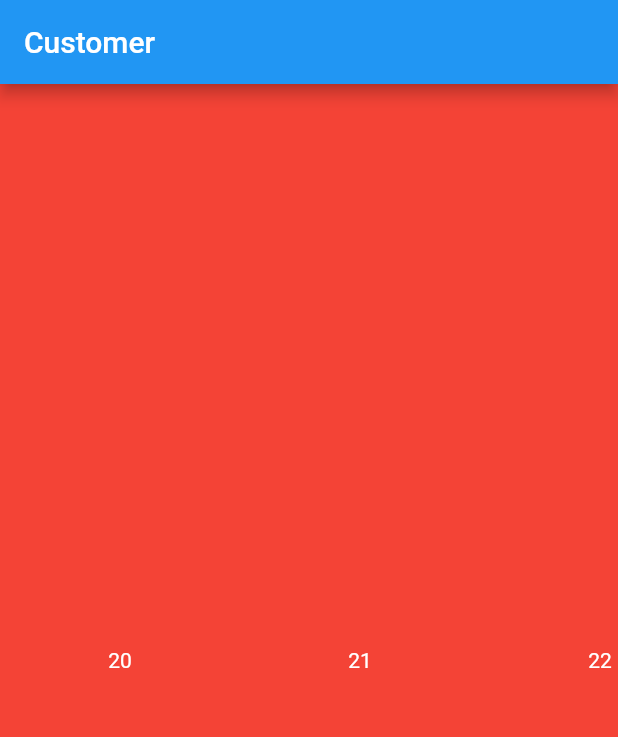
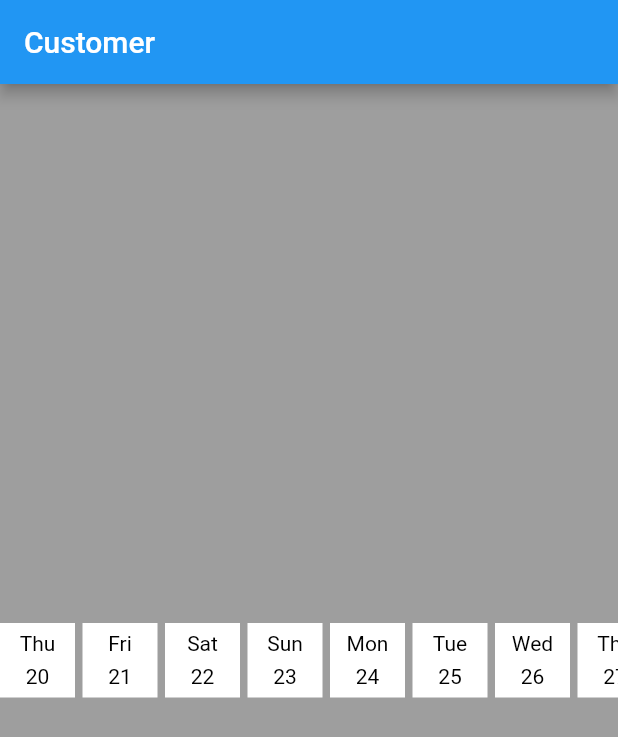
Before and after one commit to sreeramu/playground, a Flutter app: the screen it shows after launch, on a phone screen of 412 x 824 dp. Shown: the top 737 px of the screen. Run offline on Flutter 3.47's test engine with Material 2 defaults, Android fonts, the phone set to English and light mode, and no system bars; our stand-ins replace flutter_spinkit; missing offline and left inert: thermostat.

Commit message:
Update main.dart

```diff
--- a/lib/main.dart
+++ b/lib/main.dart
@@ -18,7 +18,7 @@ class AddCustomerForm extends StatefulWidget {
 }
 
 class _AddCustomerFormState extends State<AddCustomerForm> {
-  List<String> days = List<String>();
+  List<DayData> days = List<DayData>();
 
   @override
   void initState() {
@@ -27,7 +27,7 @@ class _AddCustomerFormState extends State<AddCustomerForm> {
     var oneDayDuration = Duration(days: 1);
     var fiftyDaysFromNow = today.add(new Duration(days: 50));
     while (today != fiftyDaysFromNow) {
-      days.add(today.day.toString());
+      days.add(DayData(today.day.toString(), false, today.weekday));
       today = today.add(oneDayDuration);
     }
   }
@@ -38,12 +38,15 @@ class _AddCustomerFormState extends State<AddCustomerForm> {
       appBar: AppBar(
         title: Text('Customer'),
       ),
+      backgroundColor: Colors.grey,
       body: Center(
+          child: Container(
+        height: 50.0,
         child: ListView(
             // This next line does the trick.
             scrollDirection: Axis.horizontal,
             children: getListWidget()),
-      ),
+      )),
     );
   }
 
@@ -51,16 +54,56 @@ class _AddCustomerFormState extends State<AddCustomerForm> {
     List<Widget> widgetList = List<Widget>();
     days.forEach((f) {
       widgetList.add(Container(
-        width: 160.0,
-        height: 50.0,
-        color: Colors.red,
-        alignment: Alignment.center,
-        child: Text(
-          f,
-          style: TextStyle(color: Colors.white),
-        ),
-      ));
+          width: 50.0,
+          height: 50.0,
+          margin: EdgeInsets.only(right: 5.0),
+          color: Colors.white,
+          alignment: Alignment.center,
+          child: Column(
+            mainAxisAlignment: MainAxisAlignment.spaceEvenly,
+            children: <Widget>[
+              Text(
+                f.dayWord,
+                style: TextStyle(color: Colors.black),
+              ),
+              Text(
+                f.dayNumber,
+                style: TextStyle(color: Colors.black),
+              )
+            ],
+          )));
     });
     return widgetList;
   }
 }
+
+class DayData {
+  final String dayNumber;
+  String dayWord;
+  final bool isMonthStart;
+
+  DayData(this.dayNumber, this.isMonthStart, int weekDayNum) {
+    dayWord = getDayWord(weekDayNum);
+  }
+
+  String getDayWord(int weekday) {
+    switch (weekday) {
+      case 1:
+        return "Mon";
+      case 2:
+        return "Tue";
+      case 3:
+        return "Wed";
+      case 4:
+        return "Thu";
+      case 5:
+        return "Fri";
+      case 6:
+        return "Sat";
+      case 7:
+        return "Sun";
+      default:
+        return "";
+    }
+  }
+}
```
